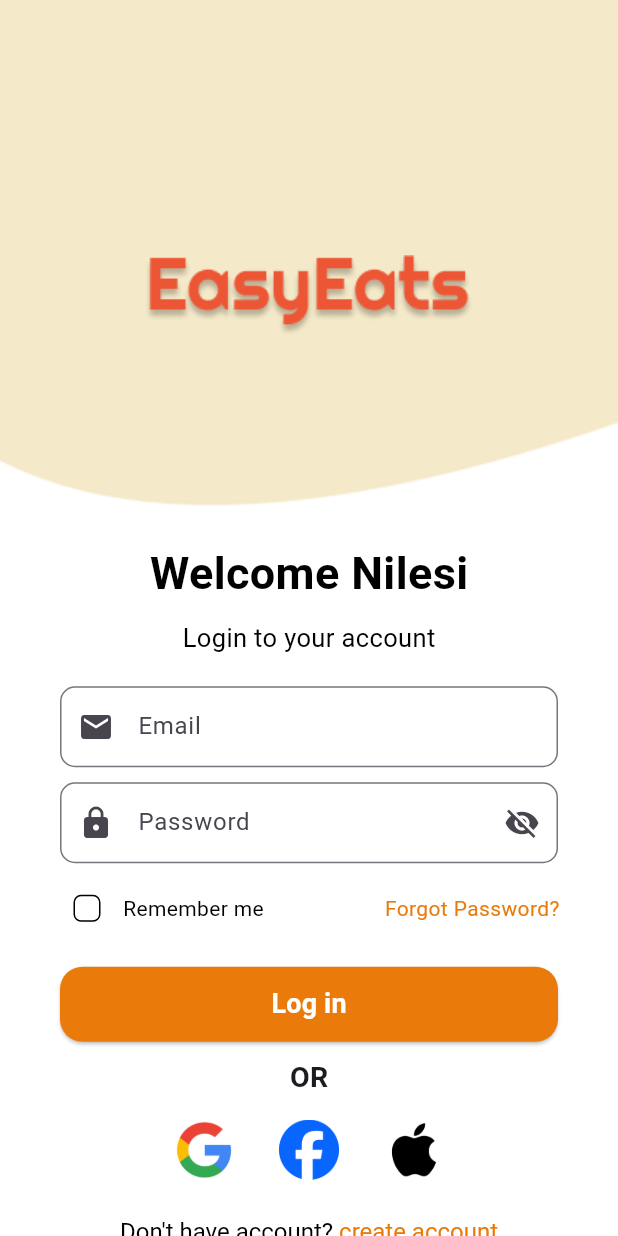
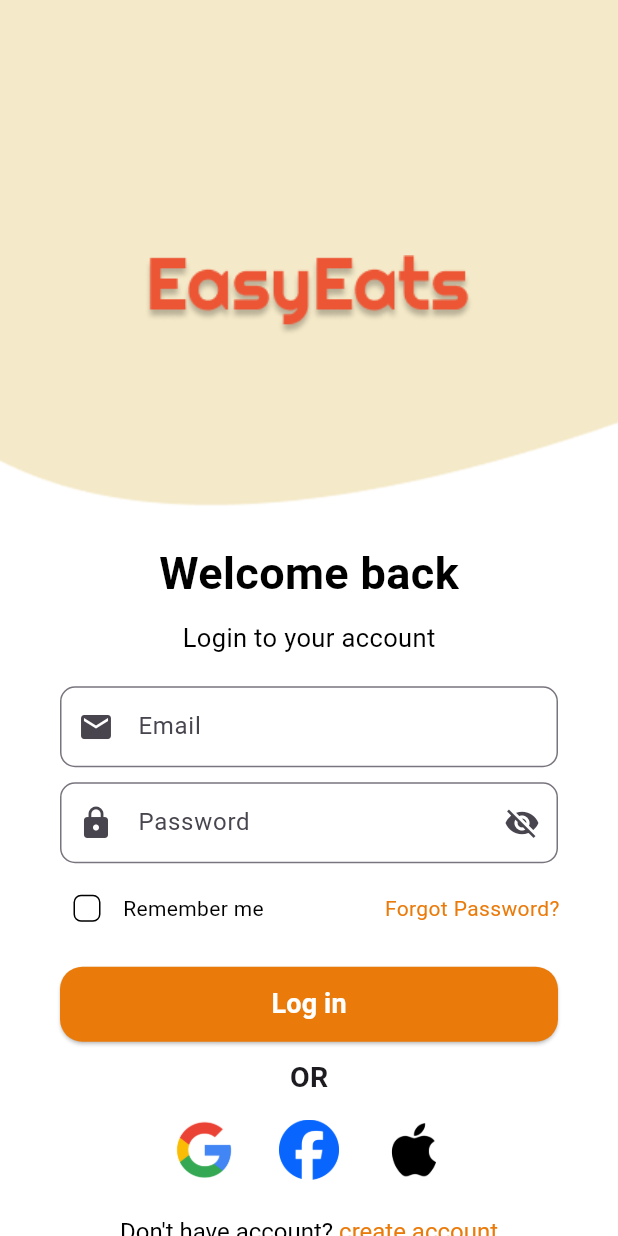
Before and after one commit to ssgamage/foodapp, a Flutter app: the screen it shows after launch, on a phone screen of 412 x 824 dp. Run offline on Flutter 3.47's test engine with Material 3 defaults, Android fonts, the phone set to English and light mode, and no system bars.

Commit message:
52 line edit

```diff
--- a/lib/pages/validationFlow/login_page.dart
+++ b/lib/pages/validationFlow/login_page.dart
@@ -51,7 +51,7 @@ class _LoginPageState extends State<LoginPage> {
                       mainAxisAlignment: MainAxisAlignment.start,
                       children: [
                         const Text(
-                          'Welcome Nilesi',
+                          'Welcome back',
                           style: TextStyle(
                             fontSize: 30,
                             color: CustomColor.textBlack,
```
